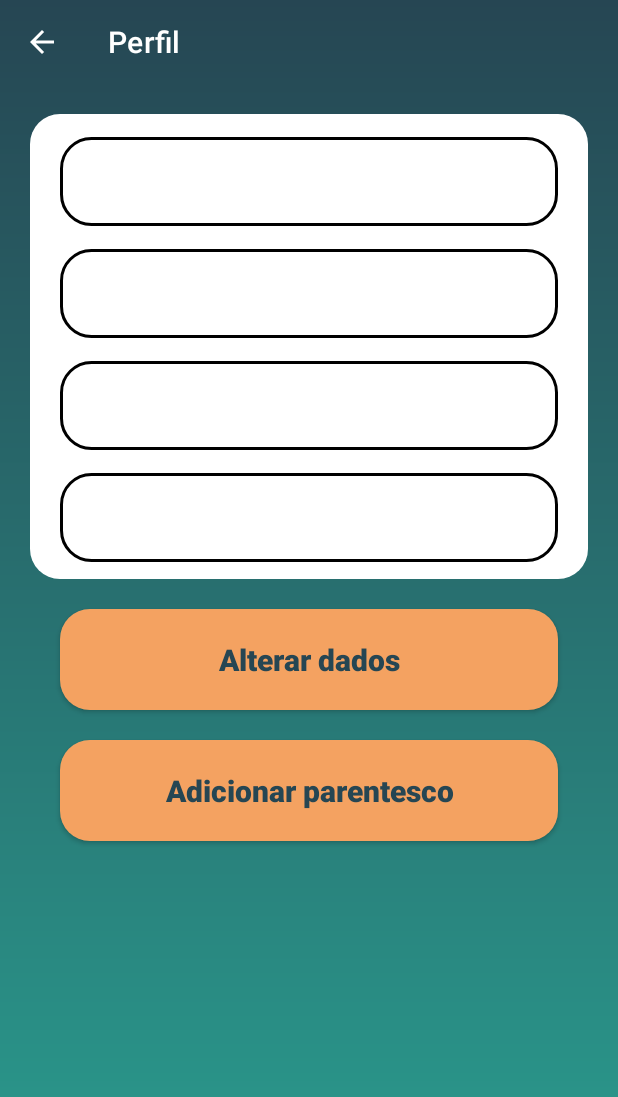
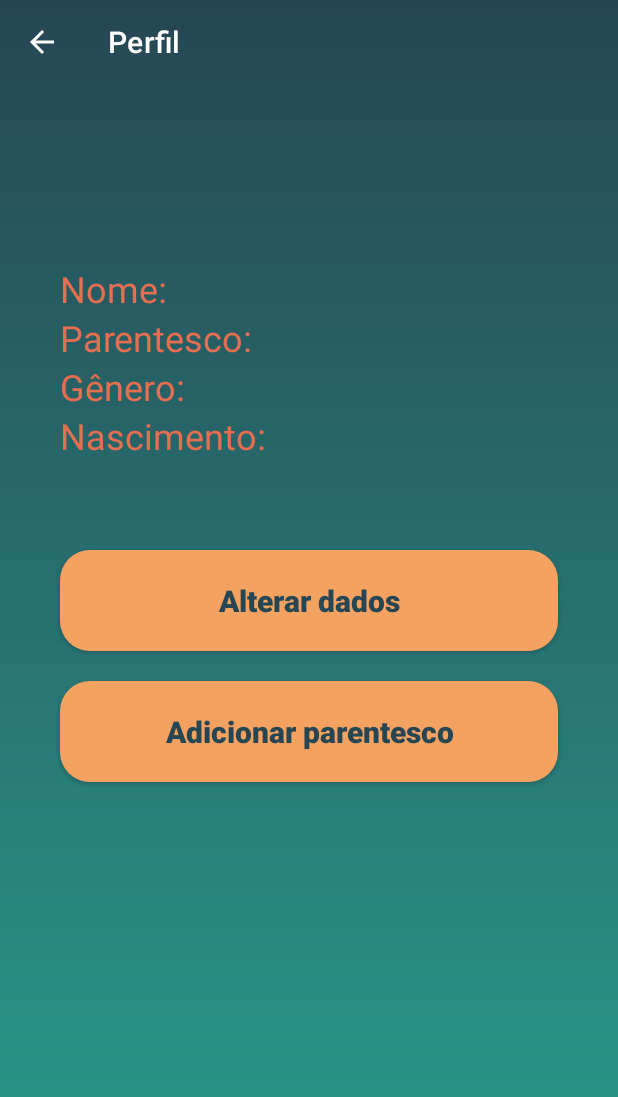
Before and after one commit to WillianKohatsu/ArvoreGenealogica, an Android app: the Perfil screen opened directly, with no data from a screen before it, on a phone screen of 412 x 824 dp. Shown: the top 1097 px of the screen. Run offline under Robolectric (Android 15) with nearby library versions, the phone set to English and light mode, and no system bars; our stand-ins replace Firebase (no records; nobody signed in at launch, a user with empty details on screens opened directly); 5 statements that could not run were skipped.

Commit message:
correcting one more layout

```diff
--- a/app/src/main/java/com/example/arvoregenealogica/Perfil.java
+++ b/app/src/main/java/com/example/arvoregenealogica/Perfil.java
@@ -12,6 +12,7 @@ import androidx.appcompat.app.AppCompatActivity;
 
 import com.example.arvoregenealogica.db.DatabaseHelper;
 import com.example.arvoregenealogica.db.Pessoa;
+import com.google.android.material.appbar.MaterialToolbar;
 import com.google.android.material.snackbar.Snackbar;
 
 import java.util.Objects;
@@ -19,6 +20,7 @@ import java.util.Objects;
 public class Perfil extends AppCompatActivity {
 
     private Button btnEdit, btnAddParentesco;
+    private MaterialToolbar toolbar;
     private TextView perfilNome, perfilTitulo, perfilGenero, perfilDtNasc;
     private DatabaseHelper db = new DatabaseHelper(this);
     public Integer id;
@@ -59,6 +61,10 @@ public class Perfil extends AppCompatActivity {
                     snackbar.show();
                 }
             }
+        });
+
+        toolbar.setNavigationOnClickListener(view -> {
+            finish();
         });
     }
 
@@ -105,6 +111,7 @@ public class Perfil extends AppCompatActivity {
         perfilGenero = findViewById(R.id.perfilGenero);
         perfilDtNasc = findViewById(R.id.perfilDtNasc);
         btnEdit = findViewById(R.id.btnEdit);
-        btnAddParentesco = findViewById(R.id.btnAddParent);;
+        btnAddParentesco = findViewById(R.id.btnAddParent);
+        toolbar = findViewById(R.id.toolbar);
     }
 }
--- a/app/src/main/res/layout/activity_perfil.xml
+++ b/app/src/main/res/layout/activity_perfil.xml
@@ -21,55 +21,107 @@
         app:navigationIcon="@drawable/ic_arrow_back"
         />
 
-    <View
-        android:id="@+id/containerComponents"
-        style="@style/ContainerComponents"
-        android:layout_height="310dp"
-        android:layout_marginTop="15dp"
-        app:layout_constraintEnd_toEndOf="parent"
+    <TextView
+        android:id="@+id/nome"
+        android:layout_height="wrap_content"
+        android:layout_width="wrap_content"
+        android:textColor="@color/orange"
+        android:textSize="24sp"
+        android:layout_marginStart="40dp"
+        android:layout_marginTop="120dp"
         app:layout_constraintStart_toStartOf="parent"
-        app:layout_constraintTop_toBottomOf="@id/toolbar" />
+        app:layout_constraintTop_toBottomOf="@id/toolbar"
+        android:text="Nome:"/>
 
     <TextView
         android:id="@+id/perfilNome"
-        style="@style/Edit_Text"
-        android:textColor="@color/green_dark"
-        app:layout_constraintStart_toStartOf="@id/containerComponents"
-        app:layout_constraintEnd_toEndOf="@id/containerComponents"
-        app:layout_constraintTop_toTopOf="@id/containerComponents"/>
+        android:layout_height="wrap_content"
+        android:layout_width="0dp"
+        android:textColor="@color/white"
+        android:textSize="24sp"
+        android:layout_marginStart="16dp"
+        app:layout_constraintStart_toEndOf="@id/nome"
+        app:layout_constraintEnd_toEndOf="parent"
+        app:layout_constraintBottom_toBottomOf="@id/nome"
+        tools:text="Fabio"/>
 
     <TextView
+        android:id="@+id/titulo"
+        android:layout_height="wrap_content"
+        android:layout_width="wrap_content"
+        android:textColor="@color/orange"
+        android:textSize="24sp"
+        android:layout_marginStart="40dp"
+        app:layout_constraintStart_toStartOf="parent"
+        app:layout_constraintTop_toBottomOf="@id/perfilNome"
+        android:text="Parentesco:"/>
+    <TextView
         android:id="@+id/perfilTitulo"
-        style="@style/Edit_Text"
-        android:textColor="@color/green_dark"
-        app:layout_constraintStart_toStartOf="@id/containerComponents"
-        app:layout_constraintEnd_toEndOf="@id/containerComponents"
-        app:layout_constraintTop_toBottomOf="@id/perfilNome"/>
+        android:layout_height="wrap_content"
+        android:layout_width="0dp"
+        android:textColor="@color/white"
+        android:textSize="24sp"
+        android:layout_marginStart="16dp"
+        app:layout_constraintStart_toEndOf="@id/titulo"
+        app:layout_constraintEnd_toEndOf="parent"
+        app:layout_constraintBottom_toBottomOf="@id/titulo"
+        tools:text="Irmão"/>
+
 
     <TextView
+        android:id="@+id/genero"
+        android:layout_height="wrap_content"
+        android:layout_width="wrap_content"
+        android:textColor="@color/orange"
+        android:textSize="24sp"
+        android:layout_marginStart="40dp"
+        app:layout_constraintStart_toStartOf="parent"
+        app:layout_constraintTop_toBottomOf="@id/perfilTitulo"
+        android:text="Gênero:"/>
+    <TextView
         android:id="@+id/perfilGenero"
-        style="@style/Edit_Text"
-        android:textColor="@color/green_dark"
-        app:layout_constraintStart_toStartOf="@id/containerComponents"
-        app:layout_constraintEnd_toEndOf="@id/containerComponents"
-        app:layout_constraintTop_toBottomOf="@id/perfilTitulo"/>
+        android:layout_height="wrap_content"
+        android:layout_width="0dp"
+        android:textColor="@color/white"
+        android:textSize="24sp"
+        android:layout_marginStart="16dp"
+        app:layout_constraintStart_toEndOf="@id/genero"
+        app:layout_constraintEnd_toEndOf="parent"
+        app:layout_constraintBottom_toBottomOf="@id/genero"
+        tools:text="Masculino"/>
+
+
 
     <TextView
+        android:id="@+id/dtNasc"
+        android:layout_height="wrap_content"
+        android:layout_width="wrap_content"
+        android:textColor="@color/orange"
+        android:textSize="24sp"
+        android:layout_marginStart="40dp"
+        app:layout_constraintStart_toStartOf="parent"
+        app:layout_constraintTop_toBottomOf="@id/perfilGenero"
+        android:text="Nascimento:"/>
+    <TextView
         android:id="@+id/perfilDtNasc"
-        style="@style/Edit_Text"
-        android:textColor="@color/green_dark"
-        app:layout_constraintStart_toStartOf="@id/containerComponents"
-        app:layout_constraintEnd_toEndOf="@id/containerComponents"
-        app:layout_constraintTop_toBottomOf="@id/perfilGenero"/>
+        android:layout_height="wrap_content"
+        android:layout_width="0dp"
+        android:textColor="@color/white"
+        android:textSize="24sp"
+        android:layout_marginStart="16dp"
+        app:layout_constraintStart_toEndOf="@id/dtNasc"
+        app:layout_constraintEnd_toEndOf="parent"
+        app:layout_constraintBottom_toBottomOf="@id/dtNasc"
+        tools:text="29/11/1989"/>
 
     <androidx.appcompat.widget.AppCompatButton
         android:id="@+id/btnEdit"
         style="@style/Button"
         android:text="@string/bt_alterar"
-        android:layout_marginTop="20dp"
+        android:layout_marginTop="60dp"
         app:layout_constraintStart_toStartOf="parent"
         app:layout_constraintEnd_toEndOf="parent"
-        app:layout_constraintTop_toBottomOf="@id/containerComponents"/>
+        app:layout_constraintTop_toBottomOf="@id/perfilDtNasc"/>
 
     <androidx.appcompat.widget.AppCompatButton
         android:id="@+id/btnAddParent"
--- a/app/src/main/res/values/styles.xml
+++ b/app/src/main/res/values/styles.xml
@@ -10,7 +10,6 @@
     <style name="Edit_Text">
         <item name="android:layout_width">match_parent</item>
         <item name="android:layout_height">wrap_content</item>
-        <item name="android:background">@drawable/edit_text</item>
         <item name="android:padding">20dp</item>
         <item name="android:maxLength">25</item>
         <item name="android:layout_marginLeft">40dp</item>
```
